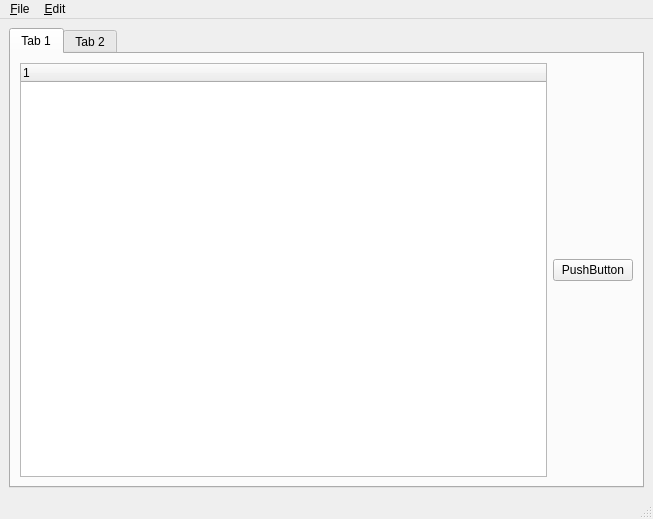
First picture: the form in src/qt-client/MainWindow.ui, repository dgeelen/dmplayer, before the edit.
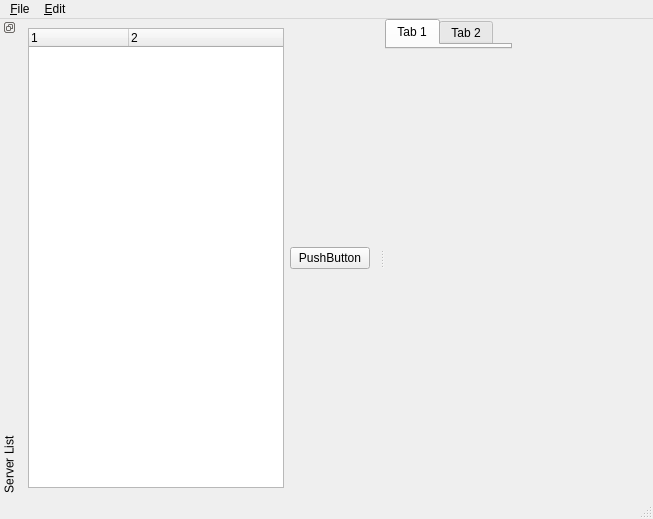
Second picture: the form after the edit. The open tabs and pages were chosen to show the change. Icons and pictures are not drawn.

```diff
--- a/src/qt-client/MainWindow.ui
+++ b/src/qt-client/MainWindow.ui
@@ -13,8 +13,7 @@
    <string>QTPlayer</string>
   </property>
   <widget class="QWidget" name="centralwidget" >
-   <layout class="QHBoxLayout" >
-    <item>
+   <widget class="QWidget" name="" >
      <layout class="QHBoxLayout" >
       <item>
        <widget class="QTabWidget" name="tabWidget" >
@@ -34,28 +33,6 @@
          <attribute name="title" >
           <string>Tab 1</string>
          </attribute>
-         <layout class="QHBoxLayout" >
-          <item>
-           <layout class="QHBoxLayout" >
-            <item>
-             <widget class="QTreeWidget" name="serverlist" >
-              <column>
-               <property name="text" >
-                <string>1</string>
-               </property>
-              </column>
-             </widget>
-            </item>
-            <item>
-             <widget class="QPushButton" name="pushButton" >
-              <property name="text" >
-               <string>PushButton</string>
-              </property>
-             </widget>
-            </item>
-           </layout>
-          </item>
-         </layout>
         </widget>
         <widget class="QWidget" name="tab_2" >
          <attribute name="title" >
@@ -178,8 +155,7 @@
        <layout class="QVBoxLayout" />
       </item>
      </layout>
-    </item>
-   </layout>
+   </widget>
   </widget>
   <widget class="QMenuBar" name="menubar" >
    <property name="geometry" >
@@ -211,6 +187,49 @@
    <addaction name="menu_Edit" />
   </widget>
   <widget class="QStatusBar" name="statusbar" />
+  <widget class="QDockWidget" name="dockWidget" >
+   <property name="floating" >
+    <bool>false</bool>
+   </property>
+   <property name="features" >
+    <set>QDockWidget::DockWidgetFloatable|QDockWidget::DockWidgetMovable|QDockWidget::DockWidgetVerticalTitleBar|QDockWidget::NoDockWidgetFeatures</set>
+   </property>
+   <property name="windowTitle" >
+    <string>Server List</string>
+   </property>
+   <attribute name="dockWidgetArea" >
+    <number>1</number>
+   </attribute>
+   <widget class="QWidget" name="dockWidgetContents" >
+    <layout class="QHBoxLayout" >
+     <item>
+      <layout class="QHBoxLayout" >
+       <item>
+        <widget class="QTreeWidget" name="serverlist" >
+         <column>
+          <property name="text" >
+           <string>1</string>
+          </property>
+         </column>
+         <column>
+          <property name="text" >
+           <string>2</string>
+          </property>
+         </column>
+        </widget>
+       </item>
+       <item>
+        <widget class="QPushButton" name="pushButton" >
+         <property name="text" >
+          <string>PushButton</string>
+         </property>
+        </widget>
+       </item>
+      </layout>
+     </item>
+    </layout>
+   </widget>
+  </widget>
   <action name="action_Quit" >
    <property name="text" >
     <string>&amp;Quit</string>
```
Left out of the diff: 5 changed lines with no effect on the pictures. Lines whose indentation alone changed are shown as unchanged.
